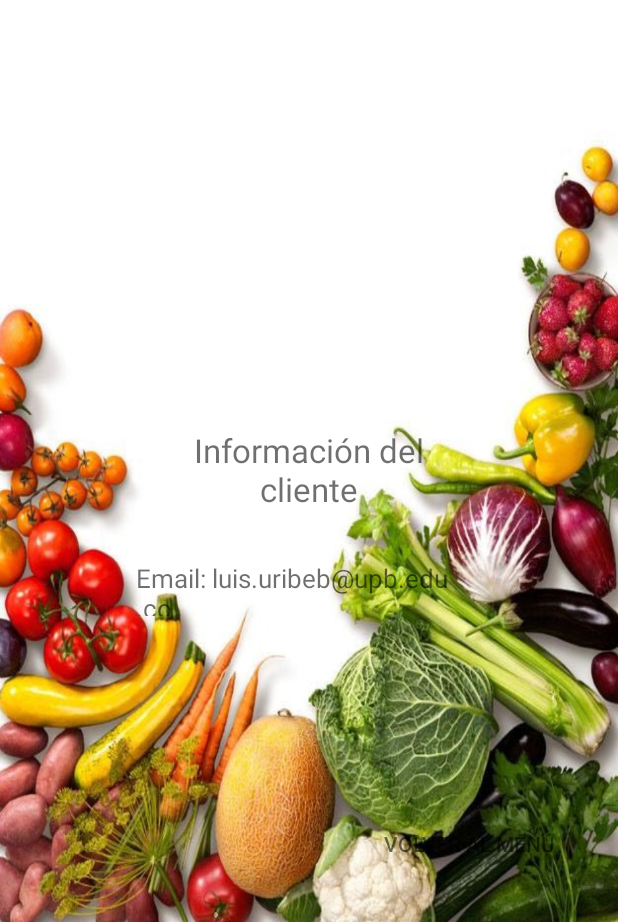
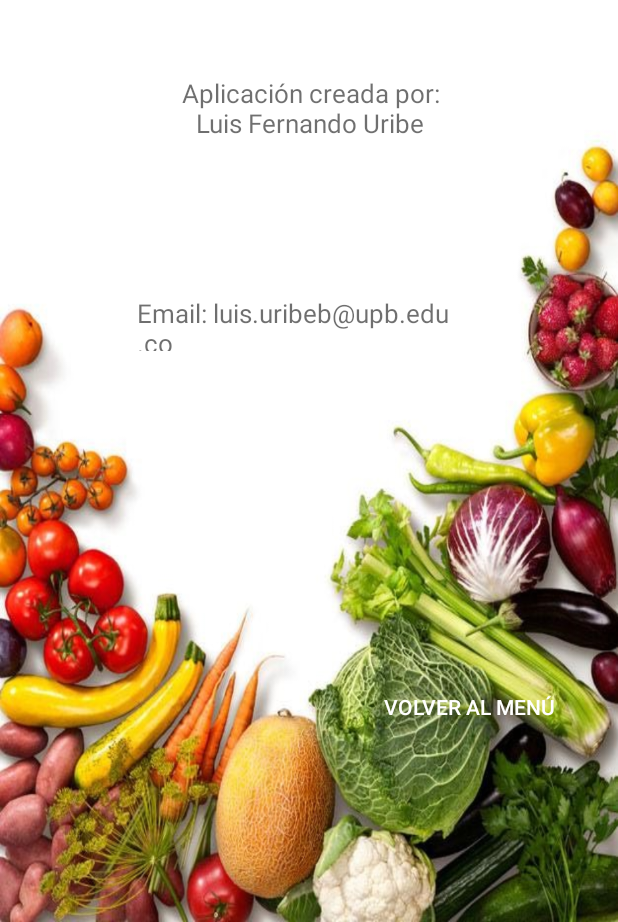
Before and after one commit to luisferub/ProyectoTIC, an Android app: the ContactoActivity screen opened directly, with no data from a screen before it, on a phone screen of 412 x 824 dp, the part 314-1236 px from its top. Run offline under Robolectric (Android 15) with nearby library versions, the phone set to English and light mode, and no system bars.

Commit message:
version 0.51

```diff
--- a/app/src/main/java/com/user/discoverfood/ContactoActivity.java
+++ b/app/src/main/java/com/user/discoverfood/ContactoActivity.java
@@ -4,17 +4,23 @@ import android.content.Intent;
 import android.support.v7.app.AppCompatActivity;
 import android.os.Bundle;
 import android.view.View;
+import android.widget.Button;
 
 public class ContactoActivity extends AppCompatActivity {
+
+    Button btn;
 
     @Override
     protected void onCreate(Bundle savedInstanceState) {
         super.onCreate(savedInstanceState);
         setContentView(R.layout.activity_contacto);
-    }
 
-    void verMain(View view){
-        Intent intencion = new Intent(this, MainActivity.class);
-        startActivity(intencion);
+        btn=(Button)findViewById(R.id.prevButton);
+        btn.setOnClickListener(new View.OnClickListener() {
+            @Override
+            public void onClick(View v) {
+                finish();
+            }
+        });
     }
 }
--- a/app/src/main/res/layout/activity_contacto.xml
+++ b/app/src/main/res/layout/activity_contacto.xml
@@ -11,12 +11,10 @@
         android:id="@+id/imageView2"
         android:layout_width="162dp"
         android:layout_height="161dp"
-        android:layout_marginBottom="65dp"
         android:layout_marginEnd="111dp"
         android:layout_marginStart="111dp"
         android:layout_marginTop="48dp"
         android:contentDescription="@string/logo"
-        app:layout_constraintBottom_toTopOf="@+id/textView"
         app:layout_constraintEnd_toEndOf="parent"
         app:layout_constraintStart_toStartOf="parent"
         app:layout_constraintTop_toTopOf="parent"
@@ -24,37 +22,37 @@
         app:srcCompat="@drawable/logo" />
 
     <TextView
-        android:id="@+id/textView"
-        android:layout_width="183dp"
-        android:layout_height="54dp"
-        android:layout_marginBottom="275dp"
+        android:id="@+id/textView2"
+        android:layout_width="177dp"
+        android:layout_height="46dp"
         android:layout_marginEnd="163dp"
         android:layout_marginStart="163dp"
-        android:layout_marginTop="64dp"
-        android:text="@string/info"
+        android:layout_marginTop="50dp"
+        android:text="@string/autor"
         android:textAlignment="center"
         android:textColor="@color/common_google_signin_btn_text_light_default"
-        android:textSize="22sp"
-        app:layout_constraintBottom_toBottomOf="parent"
+        android:textSize="17sp"
         app:layout_constraintEnd_toEndOf="parent"
+        app:layout_constraintHorizontal_bias="0.495"
         app:layout_constraintStart_toStartOf="parent"
         app:layout_constraintTop_toBottomOf="@+id/imageView2" />
 
     <TextView
-        android:id="@+id/textView2"
+        android:id="@+id/textView5"
         android:layout_width="231dp"
         android:layout_height="37dp"
-        android:layout_marginBottom="213dp"
+        android:layout_marginBottom="71dp"
         android:layout_marginEnd="163dp"
         android:layout_marginStart="163dp"
-        android:layout_marginTop="43dp"
-        android:text="Email: luis.uribeb@upb.edu.co"
+        android:layout_marginTop="9dp"
+        android:text="@string/email"
         android:textColor="@color/common_google_signin_btn_text_light_default"
         android:textSize="17sp"
-        app:layout_constraintBottom_toBottomOf="parent"
+        app:layout_constraintBottom_toTopOf="@+id/prevButton"
         app:layout_constraintEnd_toEndOf="parent"
+        app:layout_constraintHorizontal_bias="0.497"
         app:layout_constraintStart_toStartOf="parent"
-        app:layout_constraintTop_toBottomOf="@+id/textView" />
+        app:layout_constraintTop_toBottomOf="@+id/textView2" />
 
     <Button
         android:id="@+id/prevButton"
@@ -66,15 +64,14 @@
         android:layout_marginBottom="28dp"
         android:layout_marginEnd="16dp"
         android:layout_marginStart="229dp"
-        android:layout_marginTop="128dp"
-        android:onClick="verMain"
-        android:text="Volver al menú"
+        android:layout_marginTop="50dp"
+        android:text="@string/volver"
         android:textAlignment="center"
-        android:textColor="@color/common_google_signin_btn_text_light_default"
+        android:textColor="@color/common_google_signin_btn_text_dark_default"
         android:visibility="visible"
         app:layout_constraintBottom_toBottomOf="parent"
         app:layout_constraintEnd_toEndOf="parent"
         app:layout_constraintStart_toStartOf="parent"
-        app:layout_constraintTop_toBottomOf="@+id/textView2" />
+        app:layout_constraintTop_toBottomOf="@+id/textView5" />
 
 </android.support.constraint.ConstraintLayout>
--- a/app/src/main/res/layout/activity_repartidor.xml
+++ b/app/src/main/res/layout/activity_repartidor.xml
@@ -67,7 +67,7 @@
         android:layout_marginTop="6dp"
         android:backgroundTint="@android:color/holo_orange_light"
         android:onClick="verInformacion"
-        android:text="@string/info"
+        android:text="@string/contacto"
         app:layout_constraintBottom_toBottomOf="parent"
         app:layout_constraintEnd_toEndOf="parent"
         app:layout_constraintHorizontal_bias="0.5"
--- a/app/src/main/res/layout/activity_restaurantes.xml
+++ b/app/src/main/res/layout/activity_restaurantes.xml
@@ -27,8 +27,7 @@
         android:layout_alignTop="@+id/prevButton"
         android:layout_centerHorizontal="true"
         android:orientation="vertical"
-        android:layout_marginEnd="68dp"
-        android:layout_marginStart="68dp"
+        android:visibility="invisible"
         app:layout_constraintBottom_toBottomOf="parent"
         app:layout_constraintEnd_toStartOf="@+id/slideViewPager"
         app:layout_constraintStart_toEndOf="@+id/prevButton"
@@ -43,8 +42,7 @@
         android:layout_alignParentEnd="true"
         android:layout_marginBottom="46dp"
         android:layout_marginEnd="13dp"
-        android:onClick="verMain"
-        android:text="Volver al menú"
+        android:text="@string/volver"
         android:textAlignment="center"
         android:textColor="@color/common_google_signin_btn_text_dark_default"
         android:visibility="visible"
--- a/app/src/main/res/values/strings.xml
+++ b/app/src/main/res/values/strings.xml
@@ -2,13 +2,17 @@
     <string name="app_name">DiscoverFood</string>
     <string name="title_activity_login">Sign in</string>
     <string name="menu">Menu</string>
-    <string name="mapa">Ver Mapa</string>
+    <string name="mapa">Ver mapa</string>
     <string name="restaurantes">Ver restaurantes</string>
     <string name="pedidos">Ver Pedidos</string>
     <string name="repartidores">Acceso repartidores</string>
     <string name="contacto">Contacto</string>
-    <string name="info">Información del cliente</string>
+    <string name="contactoc">Contacto cliente</string>
+    <string name="info">Información de la Aplicación</string>
     <string name="logo">Logo</string>
+    <string name="volver">Volver al menú</string>
+    <string name="autor">Aplicación creada por: Luis Fernando Uribe</string>
+    <string name="email">Email: luis.uribeb@upb.edu.co</string>
 
     <!-- Strings related to menu -->
     <string name="nombre">Nombre:</string>
```
Also changed, not shown: app/src/main/java/com/user/discoverfood/Menu/ClienteActivity.java (+9 -1 lines), app/src/main/java/com/user/discoverfood/RestaurantesActivity.java (+9 -4 lines), app/src/main/res/layout/activity_cliente.xml (+21 -0 lines).
